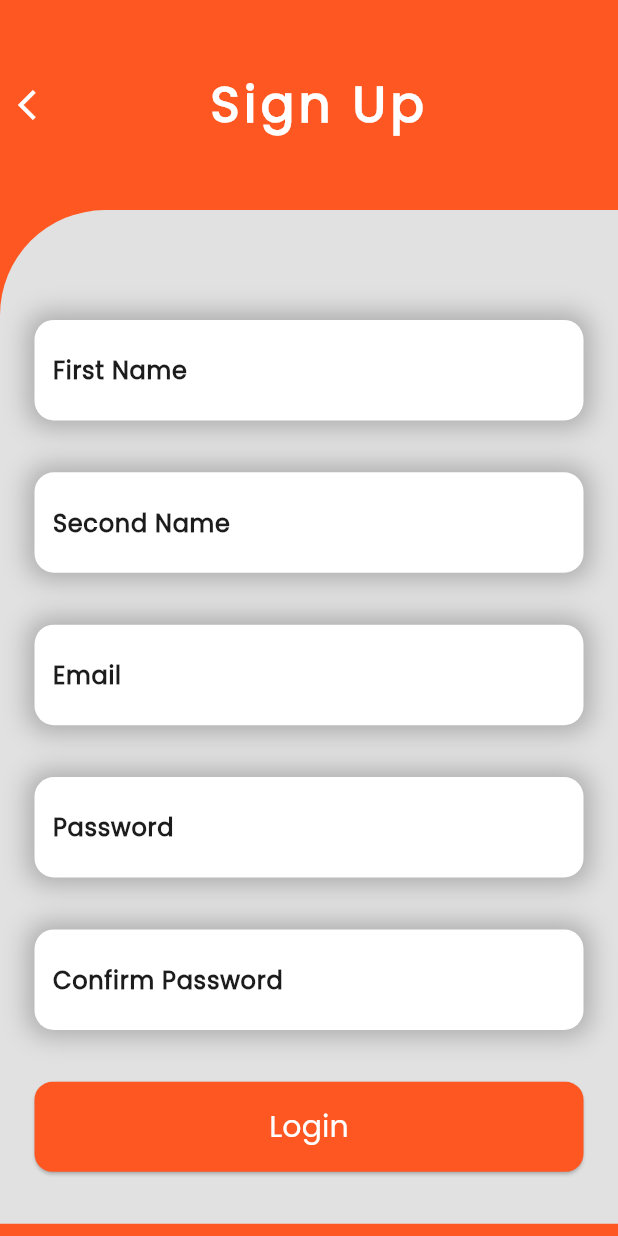
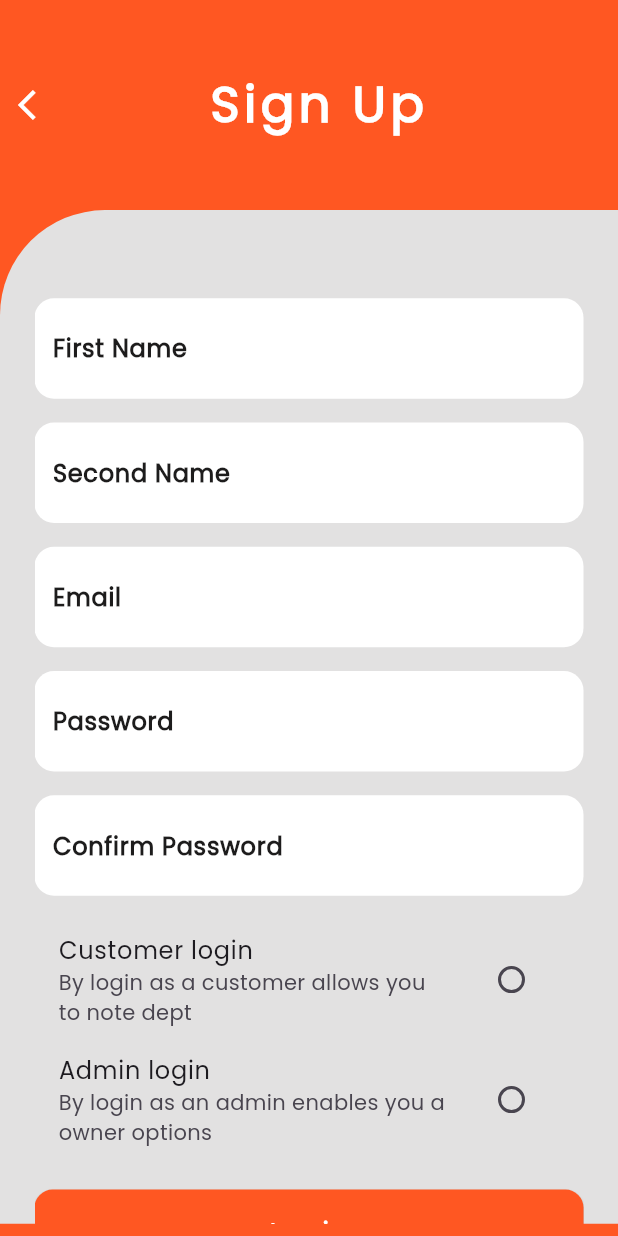
Before and after one commit to akhil-bhaskaran/DepTrack, a Flutter app: the SingUp screen opened directly, on a phone screen of 412 x 824 dp. Run offline on Flutter 3.47's test engine with Material 3 defaults, Android fonts, the phone set to English and light mode, and no system bars; our stand-ins replace curved_navigation_bar, timeline_tile; missing offline and left inert: insta_image_viewer.

Commit message:
fix:sign up page

```diff
--- a/lib/components/colors.dart
+++ b/lib/components/colors.dart
@@ -2,7 +2,7 @@ import 'package:flutter/material.dart';
 
 class ColorPattern {
   static const Color ylo = Color(0XffFFC529);
-  static const Color rd = Colors.deepOrange;//Color(0XffFF073A);
+  static const Color rd = Colors.deepOrange; //Color(0XffFF073A);
   static const Color blk = Color(0Xff272D2F);
   static const Color gr = Color.fromRGBO(248, 248, 248, 1);
 }
--- a/lib/components/txt_feild.dart
+++ b/lib/components/txt_feild.dart
@@ -10,10 +10,10 @@ class TxtFeild extends StatelessWidget {
       padding: const EdgeInsets.symmetric(horizontal: 12, vertical: 6),
       height: 67,
       decoration: BoxDecoration(boxShadow: const [
-        BoxShadow(
-            color: Color.fromARGB(208, 158, 158, 158),
-            blurRadius: 14,
-            spreadRadius: 4)
+        // BoxShadow(
+        //     color: Color.fromARGB(208, 158, 158, 158),
+        //     blurRadius: 14,
+        //     spreadRadius: 4)
       ], borderRadius: BorderRadius.circular(13), color: Colors.white),
       child: TextField(
         obscureText: isOb,
--- a/lib/pages/nav.dart
+++ b/lib/pages/nav.dart
@@ -2,7 +2,6 @@ import 'package:curved_navigation_bar/curved_navigation_bar.dart';
 import 'package:flutter/material.dart';
 import 'package:pattip/components/colors.dart';
 import 'package:pattip/pages/home_page.dart';
-import 'package:pattip/pages/menu.dart';
 import 'package:pattip/pages/profile.dart';
 import 'package:pattip/sample_widgets/my_menu_page.dart';
 
--- a/lib/pages/sign_up.dart
+++ b/lib/pages/sign_up.dart
@@ -5,8 +5,15 @@ import 'package:pattip/components/txt_feild.dart';
 
 import 'package:pattip/pages/nav.dart';
 
-class SingUp extends StatelessWidget {
+class SingUp extends StatefulWidget {
   const SingUp({super.key});
+
+  @override
+  State<SingUp> createState() => _SingUpState();
+}
+
+class _SingUpState extends State<SingUp> {
+  String? groupValue;
 
   @override
   Widget build(BuildContext context) {
@@ -25,7 +32,10 @@ class SingUp extends StatelessWidget {
                     onPressed: () {
                       Navigator.pop(context);
                     },
-                    icon: const Icon(Icons.arrow_back_ios,color: Colors.white,)),
+                    icon: const Icon(
+                      Icons.arrow_back_ios,
+                      color: Colors.white,
+                    )),
                 const Text(
                   "Sign Up",
                   style: TextStyle(
@@ -41,16 +51,21 @@ class SingUp extends StatelessWidget {
             )),
           ),
           Container(
-            padding: const EdgeInsets.symmetric(horizontal: 23),
+            padding: const EdgeInsets.only(left: 23,right: 23,top: 23),
             width: MediaQuery.of(context).size.width,
             height: MediaQuery.of(context).size.height * .82,
             decoration: const BoxDecoration(
                 color: Color.fromARGB(255, 226, 225, 225),
                 borderRadius: BorderRadius.only(topLeft: Radius.circular(70))),
+            child: ListView(
+              children: [
+                const SizedBox(
+                width: double.maxFinite,
+                height: 90*5,
                 child: Column(
                   mainAxisAlignment: MainAxisAlignment.spaceEvenly,
                   children: [
-                const SizedBox(
+                    SizedBox(
                       height: 4,
                     ),
                     TxtFeild(hintText: 'First Name'),
@@ -64,16 +79,7 @@ class SingUp extends StatelessWidget {
                       hintText: 'Confirm Password',
                       isOb: true,
                     ),
-                ElvButton(
-                  onpressed: () {
-                    Navigator.pushReplacement(context, MaterialPageRoute(
-                      builder: (context) {
-                        return Nav();
-                      },
-                    ));
-                  },
-                  txt: 'Login',
-                ),
+
                     // Row(
                     //   mainAxisAlignment: MainAxisAlignment.center,
                     //   children: [
@@ -95,6 +101,47 @@ class SingUp extends StatelessWidget {
                   ],
                 ),
               ),
+              //two radio buttons for choose login type
+                    ListTile(
+                      title: const Text('Customer login'),
+                      subtitle: const Text('By login as a customer allows you to note dept'),
+                      trailing: Radio(
+                        value: "customer",
+                        groupValue: groupValue,
+                        onChanged: (value) {
+                          groupValue = value;
+                          setState(() {});
+                        }),
+                    ),
+                    ListTile(
+                      title: const Text('Admin login'),
+                      subtitle: const Text('By login as an admin enables you a owner options'),
+                      trailing: Radio(
+                        value: "admin",
+                        groupValue: groupValue,
+                        onChanged: (value) {
+                          groupValue = value;
+                          setState(() {});
+                        }),
+                    ),
+                    const SizedBox(
+                      height: 20,
+                    ),
+                    // button for login
+                    ElvButton(
+                      onpressed: () {
+                        Navigator.pushReplacement(context, MaterialPageRoute(
+                          builder: (context) {
+                            return const Nav();
+                          },
+                        ));
+                      },
+                      txt: 'Login',
+                    ),
+                    const SizedBox(height: 50,)
+              ]
+            ),
+          ),
         ],
       ),
     );
```
Also changed, not shown: lib/sample_widgets/my_menu_page.dart (+8 -2 lines). Lines whose indentation alone changed are shown as unchanged.
